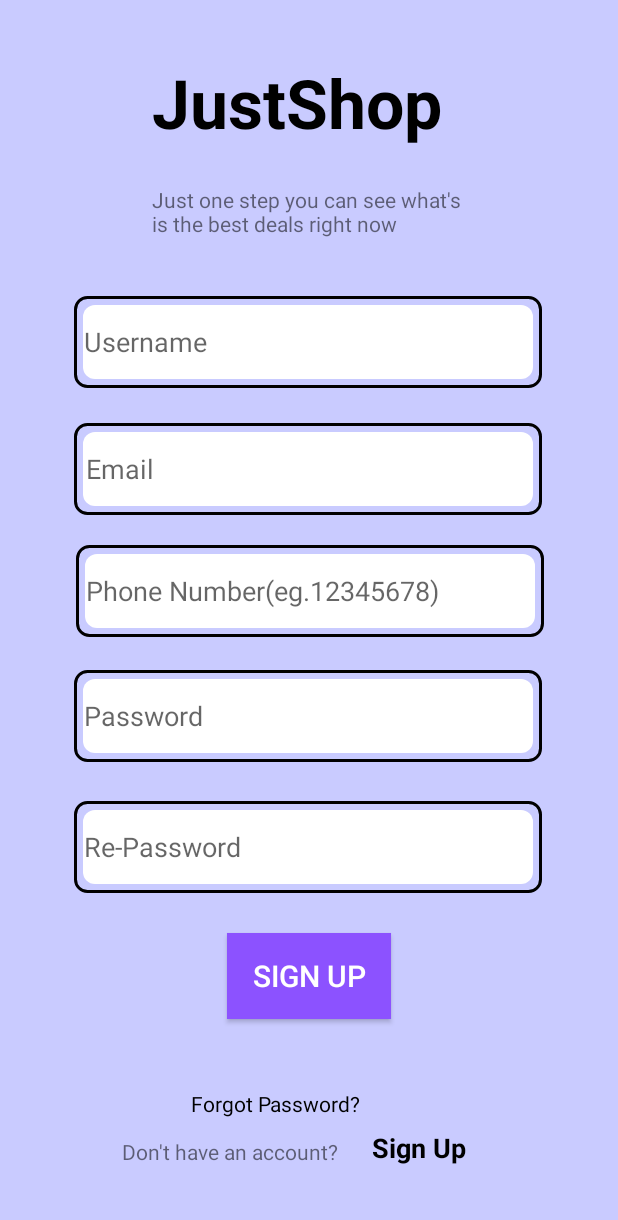
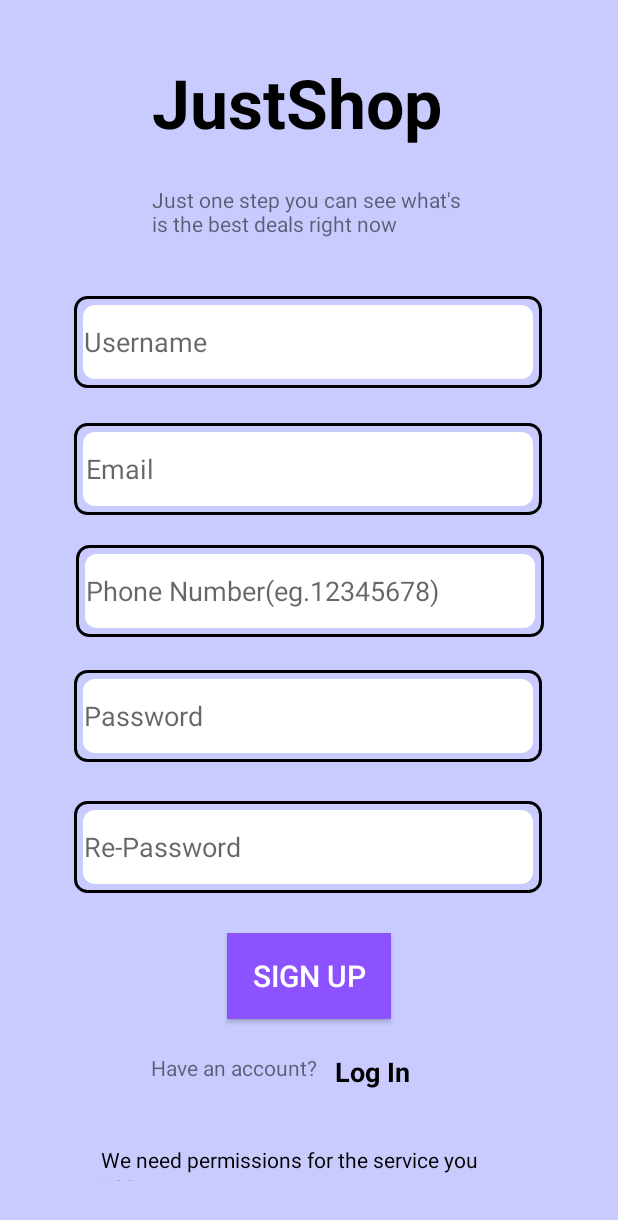
Before and after one commit to thawzin07/EcommerceAndroidApplicationDevelopmentUsingJava, an Android app: the layout register_activity.xml on its own in the app's theme, with its tools: preview values and no code run, on a phone screen of 412 x 824 dp. Shown: the top 1220 px of the screen. Run offline under Robolectric (Android 15) with nearby library versions, the light colour scheme and no system bars.

Commit message:
Login & Register UI

```diff
--- a/app/src/main/AndroidManifest.xml
+++ b/app/src/main/AndroidManifest.xml
@@ -25,7 +25,9 @@
                 android:name="android.app.lib_name"
                 android:value="" />
         </activity>
-        <activity android:name=".RegisterScreen">
+        <activity android:name=".RegisterActivity">
+        </activity>
+        <activity android:name=".LoginActivity">
         </activity>
         <activity android:name=".MainActivity">
         </activity>
--- a/app/src/main/java/com/example/ande_application/SplashScreen.java
+++ b/app/src/main/java/com/example/ande_application/SplashScreen.java
@@ -23,7 +23,7 @@ public class SplashScreen extends AppCompatActivity {
                 } finally
                 {
                     // Launch the MainActivity class
-                    Intent intent = new Intent(SplashScreen.this, RegisterScreen.class);
+                    Intent intent = new Intent(SplashScreen.this, RegisterActivity.class);
                     startActivity(intent);
                 }
 
--- a/app/src/main/res/layout/register_screen.xml
+++ b/app/src/main/res/layout/register_activity.xml
@@ -112,12 +112,13 @@
         app:layout_constraintVertical_bias="0.37" />
 
     <Button
-        android:id="@+id/RegisterButton"
+        android:id="@+id/SignUpButton"
         android:layout_width="109dp"
         android:layout_height="57dp"
         android:background="#8C52FF"
         android:shadowRadius="1"
         android:text="Sign Up"
+        android:onClick="signup"
         android:textColor="@color/white"
         android:textSize="20dp"
         app:layout_constraintBottom_toBottomOf="parent"
@@ -128,42 +129,43 @@
 
     <TextView
         android:id="@+id/forgotPasswordHyperlink"
-        android:layout_width="125dp"
-        android:layout_height="30dp"
-        android:text="Forgot Password?"
+        android:layout_width="275dp"
+        android:layout_height="24dp"
+        android:text="We need permissions for the service you use"
         android:textColor="@color/black"
         app:layout_constraintBottom_toBottomOf="parent"
         app:layout_constraintEnd_toEndOf="parent"
-        app:layout_constraintHorizontal_bias="0.444"
+        app:layout_constraintHorizontal_bias="0.491"
         app:layout_constraintStart_toStartOf="parent"
         app:layout_constraintTop_toTopOf="parent"
-        app:layout_constraintVertical_bias="0.914" />
+        app:layout_constraintVertical_bias="0.954" />
 
     <TextView
         android:id="@+id/noAccountText"
         android:layout_width="wrap_content"
         android:layout_height="wrap_content"
-        android:text="Don't have an account?"
+        android:text="Have an account?"
         app:layout_constraintBottom_toBottomOf="parent"
         app:layout_constraintEnd_toEndOf="parent"
-        app:layout_constraintHorizontal_bias="0.304"
+        app:layout_constraintHorizontal_bias="0.335"
         app:layout_constraintStart_toStartOf="parent"
         app:layout_constraintTop_toTopOf="parent"
-        app:layout_constraintVertical_bias="0.942" />
+        app:layout_constraintVertical_bias="0.872" />
 
     <TextView
-        android:id="@+id/signUpHyperlink"
+        android:id="@+id/LogInHyperlink"
         android:layout_width="wrap_content"
         android:layout_height="wrap_content"
-        android:text="Sign Up"
+        android:text="Log In"
+        android:onClick="login"
         android:textColor="@color/black"
         android:textSize="18dp"
         android:textStyle="bold"
         app:layout_constraintBottom_toBottomOf="parent"
         app:layout_constraintEnd_toEndOf="parent"
-        app:layout_constraintHorizontal_bias="0.71"
+        app:layout_constraintHorizontal_bias="0.617"
         app:layout_constraintStart_toStartOf="parent"
         app:layout_constraintTop_toTopOf="parent"
-        app:layout_constraintVertical_bias="0.942" />
+        app:layout_constraintVertical_bias="0.878" />
 
 </androidx.constraintlayout.widget.ConstraintLayout>
```
Also changed, not shown: app/src/main/java/com/example/ande_application/LoginActivity.java (added, +25 -0 lines), app/src/main/java/com/example/ande_application/RegisterActivity.java (added, +24 -0 lines), app/src/main/java/com/example/ande_application/RegisterScreen.java (deleted, +0 -15 lines), app/src/main/res/layout/login_activity.xml (renamed from app/src/main/res/layout/login_screen.xml, +12 -11 lines).
